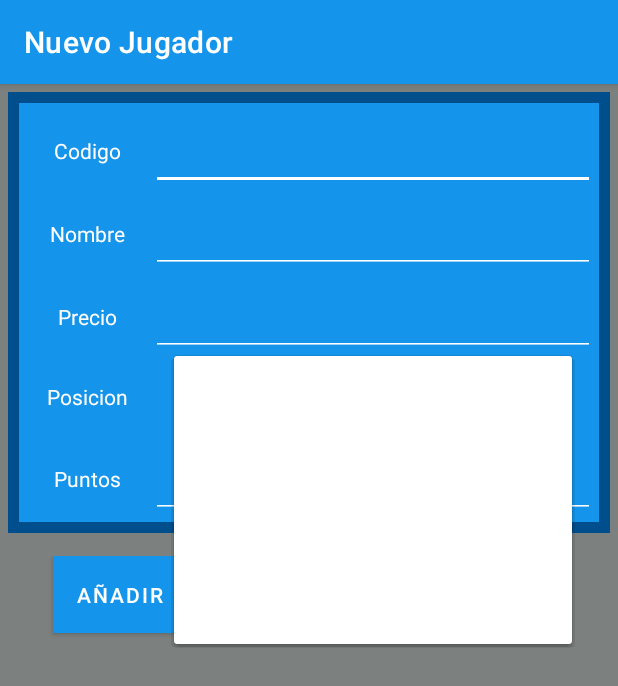
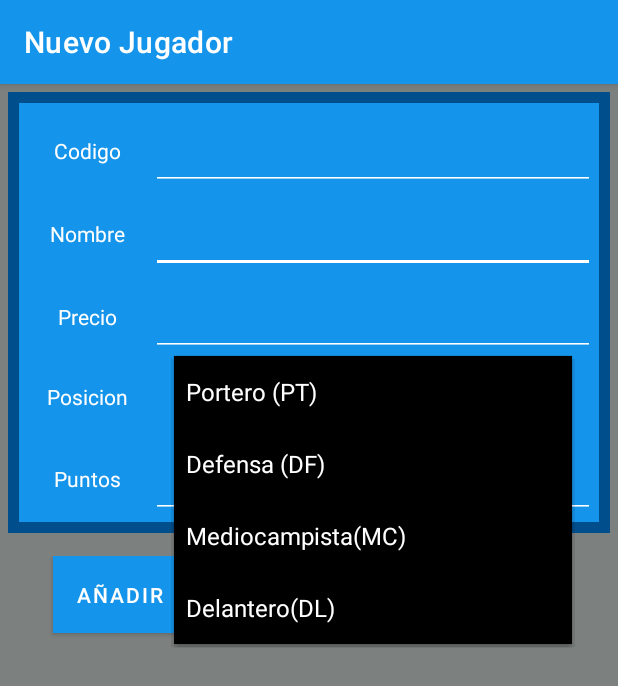
Before and after one commit to Gbalay92/PlayersDB, an Android app: the JugadorVista screen opened directly, with no data from a screen before it, after a tap on "Portero (PT)", on a phone screen of 412 x 824 dp. Shown: the top 686 px of the screen. Run offline under Robolectric (Android 15) with nearby library versions, the phone set to English and light mode, and no system bars.

Commit message:
intent jugadorRecycler to jugadorVista

```diff
--- a/app/src/main/java/com/liceolapaz/dam/gbl/JugadorVista.kt
+++ b/app/src/main/java/com/liceolapaz/dam/gbl/JugadorVista.kt
@@ -2,7 +2,7 @@ package com.liceolapaz.dam.gbl
 
 import android.database.sqlite.SQLiteDatabase
 import android.os.Bundle
-import android.widget.EditText
+import android.widget.Spinner
 import androidx.appcompat.app.AppCompatActivity
 import com.liceolapaz.dam.gbl.databinding.JugadorBinding
 
@@ -15,13 +15,22 @@ class JugadorVista : AppCompatActivity() {
     lateinit var position :String
     lateinit var price : String
     lateinit var puntos : String
+
+
+
     override fun onCreate(savedInstanceState: Bundle?) {
         super.onCreate(savedInstanceState)
-        val binding = JugadorBinding.inflate(layoutInflater)
+        binding = JugadorBinding.inflate(layoutInflater)
         setContentView(binding.root)
         jugadoresDb=JugadoresSql(this, "jugadores.db")
         db=jugadoresDb.writableDatabase
 
+        binding.codigo.setText(intent?.getStringExtra("CODIGO"))
+        binding.nombre.setText(intent?.getStringExtra("NAME"))
+        binding.puntos.setText(intent?.getStringExtra("PUNTOS"))
+        binding.precio.setText(intent?.getStringExtra("PRECIO"))
+        intent.getStringExtra("POSICION")
+            ?.let { getIndex(binding.posicion, it) }?.let { binding.posicion.setSelection(it) }
 
 
         binding.add.setOnClickListener {
@@ -33,4 +42,14 @@ class JugadorVista : AppCompatActivity() {
             println("$nombre, $price, $puntos")
         }
     }
+
+    private fun getIndex(spinner: Spinner, myString: String): Int {
+        var index = 0
+        for (i in 0 until spinner.count) {
+            if (spinner.getItemAtPosition(i) == myString) {
+                index = i
+            }
+        }
+        return index
+    }
 }
--- a/app/src/main/java/com/liceolapaz/dam/gbl/ListaJugadores.kt
+++ b/app/src/main/java/com/liceolapaz/dam/gbl/ListaJugadores.kt
@@ -1,12 +1,13 @@
 package com.liceolapaz.dam.gbl
 
 
+import android.content.DialogInterface
 import android.view.LayoutInflater
 import android.view.ViewGroup
 import androidx.recyclerview.widget.RecyclerView
 
 
-class ListaJugadores(var list: List<Jugador>) : RecyclerView.Adapter<JugadorItemViewHolder>() {
+class ListaJugadores(var list: List<Jugador>, private val onClickListener: (Jugador)-> Unit) : RecyclerView.Adapter<JugadorItemViewHolder>() {
 
 
     override fun onCreateViewHolder(parent: ViewGroup, viewType: Int): JugadorItemViewHolder {
@@ -19,6 +20,6 @@ class ListaJugadores(var list: List<Jugador>) : RecyclerView.Adapter<JugadorItem
 
     override fun onBindViewHolder(holder: JugadorItemViewHolder, position: Int) {
         val item = list[position]
-        holder.render(item)
+        holder.render(item, onClickListener)
     }
 }
--- a/app/src/main/res/layout/jugador.xml
+++ b/app/src/main/res/layout/jugador.xml
@@ -29,7 +29,7 @@
             <EditText
                 android:id="@+id/codigo"
                 android:textColor="@color/white"
-                android:editable="false"
+                android:enabled="false"
                 android:backgroundTint="@color/white"
                 android:layout_width="295dp"
                 android:layout_height="wrap_content"
@@ -98,6 +98,7 @@
                 android:layout_width="wrap_content"
                 android:layout_height="wrap_content"
                 android:padding="15dp"
+                android:popupBackground="@color/black"
                 android:entries="@array/array_position"/>
 
             <TextView
```
Also changed, not shown: app/src/main/java/com/liceolapaz/dam/gbl/JugadorItemViewHolder.kt (+7 -1 lines), app/src/main/java/com/liceolapaz/dam/gbl/JugadoresRecycler.kt (+21 -2 lines).
